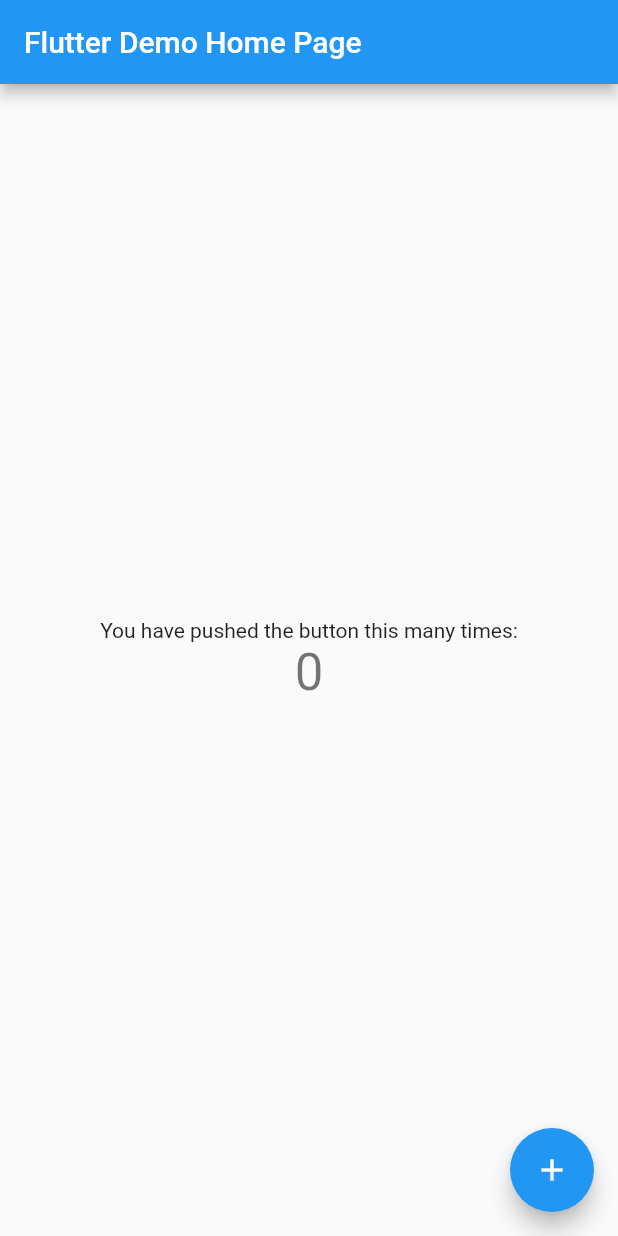
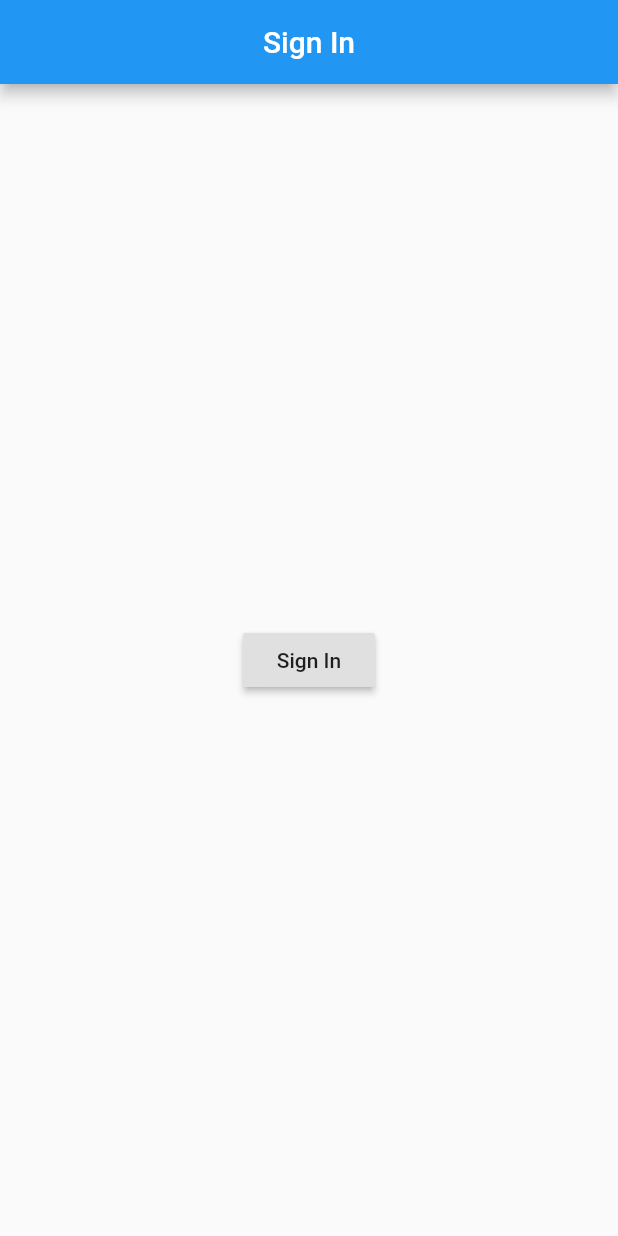
Before and after one commit to ashishkhuraishy/BrewCrew, a Flutter app: the screen it shows after launch, on a phone screen of 412 x 824 dp. Run offline on Flutter 3.47's test engine with Material 2 defaults, Android fonts, the phone set to English and light mode, and no system bars; our stand-ins replace firebase_auth; accounts and stored records are empty.

Commit message:
implemented anoynymous signin

```diff
--- /dev/null
+++ b/lib/Modals/user.dart
@@ -0,0 +1,5 @@
+class User{
+  String uid;
+
+  User({this.uid});
+}
--- /dev/null
+++ b/lib/Screens/Authentication/authentication.dart
@@ -0,0 +1,9 @@
+import 'package:brewcrew/Screens/Authentication/signin.dart';
+import 'package:flutter/material.dart';
+
+class Authentication extends StatelessWidget {
+  @override
+  Widget build(BuildContext context) {
+    return SignIn();
+  }
+}
--- /dev/null
+++ b/lib/Screens/Authentication/signin.dart
@@ -0,0 +1,36 @@
+import 'package:brewcrew/Services/auth_service.dart';
+import 'package:flutter/material.dart';
+
+class SignIn extends StatefulWidget {
+  @override
+  _SignInState createState() => _SignInState();
+}
+
+class _SignInState extends State<SignIn> {
+
+  final AuthService _authService = AuthService();
+
+  @override
+  Widget build(BuildContext context) {
+    return Scaffold(
+      appBar: AppBar(
+        title: Text("Sign In"),
+        centerTitle: true,
+      ),
+      body: Center(
+        child: RaisedButton(
+          child: Text("Sign In"),
+          onPressed: ()async{
+            dynamic result = await _authService.signInAnon();
+            if(result == null){
+              print("Failed");
+            }else{
+              print("Signed In");
+              print(result.uid);
+            }
+          },
+        ),
+      ),
+    );
+  }
+}
--- /dev/null
+++ b/lib/Screens/wrapper.dart
@@ -0,0 +1,9 @@
+import 'package:brewcrew/Screens/Authentication/authentication.dart';
+import 'package:flutter/material.dart';
+
+class Wrapper extends StatelessWidget {
+  @override
+  Widget build(BuildContext context) {
+    return Authentication();
+  }
+}
--- a/lib/main.dart
+++ b/lib/main.dart
@@ -1,111 +1,14 @@
+import 'package:brewcrew/Screens/wrapper.dart';
 import 'package:flutter/material.dart';
 
 void main() => runApp(MyApp());
 
 class MyApp extends StatelessWidget {
-  // This widget is the root of your application.
   @override
   Widget build(BuildContext context) {
     return MaterialApp(
-      title: 'Flutter Demo',
-      theme: ThemeData(
-        // This is the theme of your application.
-        //
-        // Try running your application with "flutter run". You'll see the
-        // application has a blue toolbar. Then, without quitting the app, try
-        // changing the primarySwatch below to Colors.green and then invoke
-        // "hot reload" (press "r" in the console where you ran "flutter run",
-        // or simply save your changes to "hot reload" in a Flutter IDE).
-        // Notice that the counter didn't reset back to zero; the application
-        // is not restarted.
-        primarySwatch: Colors.blue,
-      ),
-      home: MyHomePage(title: 'Flutter Demo Home Page'),
+      title: 'BreW Crew',
+      home: Wrapper(),
     );
   }
 }
-
-class MyHomePage extends StatefulWidget {
-  MyHomePage({Key key, this.title}) : super(key: key);
-
-  // This widget is the home page of your application. It is stateful, meaning
-  // that it has a State object (defined below) that contains fields that affect
-  // how it looks.
-
-  // This class is the configuration for the state. It holds the values (in this
-  // case the title) provided by the parent (in this case the App widget) and
-  // used by the build method of the State. Fields in a Widget subclass are
-  // always marked "final".
-
-  final String title;
-
-  @override
-  _MyHomePageState createState() => _MyHomePageState();
-}
-
-class _MyHomePageState extends State<MyHomePage> {
-  int _counter = 0;
-
-  void _incrementCounter() {
-    setState(() {
-      // This call to setState tells the Flutter framework that something has
-      // changed in this State, which causes it to rerun the build method below
-      // so that the display can reflect the updated values. If we changed
-      // _counter without calling setState(), then the build method would not be
-      // called again, and so nothing would appear to happen.
-      _counter++;
-    });
-  }
-
-  @override
-  Widget build(BuildContext context) {
-    // This method is rerun every time setState is called, for instance as done
-    // by the _incrementCounter method above.
-    //
-    // The Flutter framework has been optimized to make rerunning build methods
-    // fast, so that you can just rebuild anything that needs updating rather
-    // than having to individually change instances of widgets.
-    return Scaffold(
-      appBar: AppBar(
-        // Here we take the value from the MyHomePage object that was created by
-        // the App.build method, and use it to set our appbar title.
-        title: Text(widget.title),
-      ),
-      body: Center(
-        // Center is a layout widget. It takes a single child and positions it
-        // in the middle of the parent.
-        child: Column(
-          // Column is also a layout widget. It takes a list of children and
-          // arranges them vertically. By default, it sizes itself to fit its
-          // children horizontally, and tries to be as tall as its parent.
-          //
-          // Invoke "debug painting" (press "p" in the console, choose the
-          // "Toggle Debug Paint" action from the Flutter Inspector in Android
-          // Studio, or the "Toggle Debug Paint" command in Visual Studio Code)
-          // to see the wireframe for each widget.
-          //
-          // Column has various properties to control how it sizes itself and
-          // how it positions its children. Here we use mainAxisAlignment to
-          // center the children vertically; the main axis here is the vertical
-          // axis because Columns are vertical (the cross axis would be
-          // horizontal).
-          mainAxisAlignment: MainAxisAlignment.center,
-          children: <Widget>[
-            Text(
-              'You have pushed the button this many times:',
-            ),
-            Text(
-              '$_counter',
-              style: Theme.of(context).textTheme.display1,
-            ),
-          ],
-        ),
-      ),
-      floatingActionButton: FloatingActionButton(
-        onPressed: _incrementCounter,
-        tooltip: 'Increment',
-        child: Icon(Icons.add),
-      ), // This trailing comma makes auto-formatting nicer for build methods.
-    );
-  }
-}
--- a/pubspec.yaml
+++ b/pubspec.yaml
@@ -23,6 +23,8 @@ dependencies:
   # The following adds the Cupertino Icons font to your application.
   # Use with the CupertinoIcons class for iOS style icons.
   cupertino_icons: ^0.1.2
+  firebase_auth: ^0.15.1
+  cloud_firestore: ^0.12.11
 
 dev_dependencies:
   flutter_test:
```
Also changed, not shown: lib/Screens/Home/home.dart (added, +13 -0 lines), lib/Services/auth_service.dart (added, +23 -0 lines), pubspec.lock, 3 other files.
